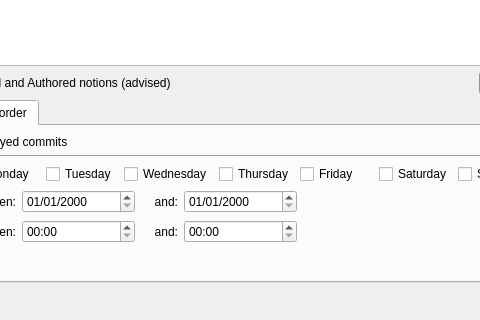
Qt form qGitFilterBranch/main_window.ui (mike-perdide/gitbuster) before a commit; both pictures show x 122 to 602 and y 290 to 610 of the 860 by 610 pixel window.
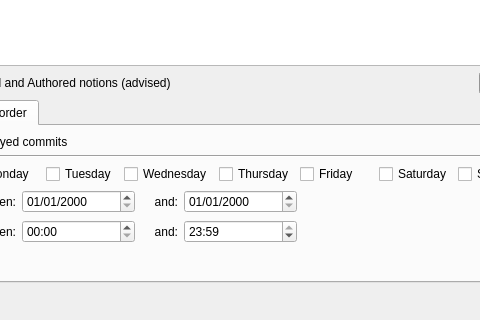
The same form after that commit. The open tabs and pages were chosen to show the change.

Commit message: Setting the default max time.

```diff
--- a/qGitFilterBranch/main_window.ui
+++ b/qGitFilterBranch/main_window.ui
@@ -492,6 +492,13 @@
               <property name="displayFormat">
                <string>hh:mm</string>
               </property>
+              <property name="time">
+               <time>
+                <hour>23</hour>
+                <minute>59</minute>
+                <second>0</second>
+               </time>
+              </property>
              </widget>
             </item>
            </layout>
```
